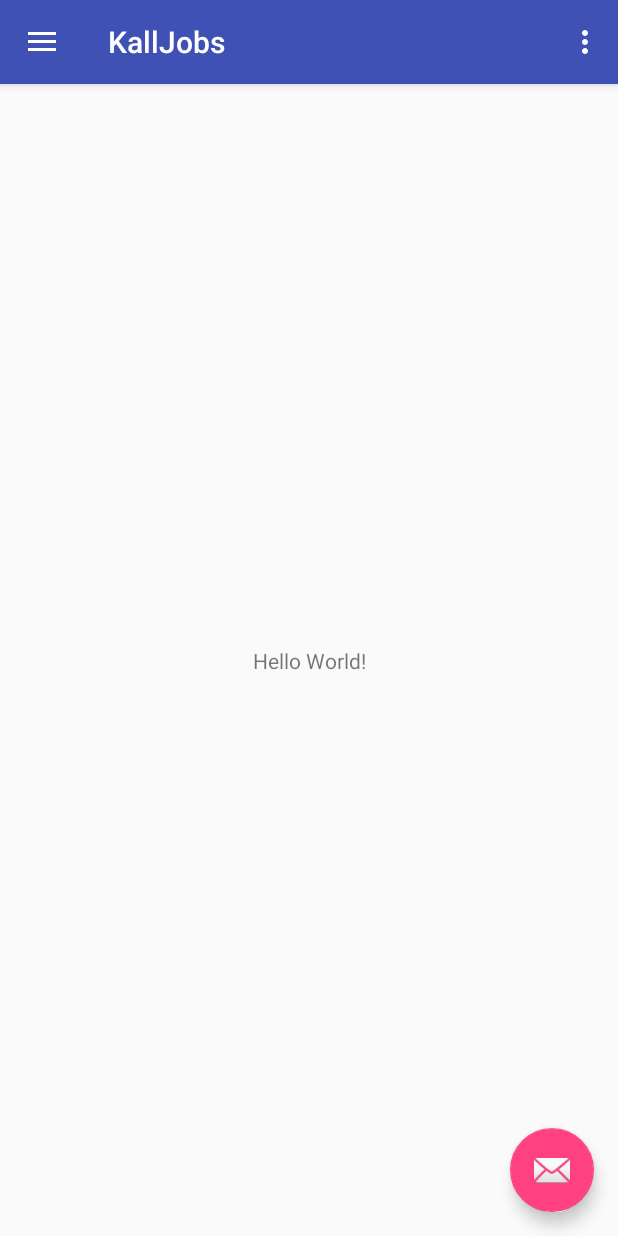
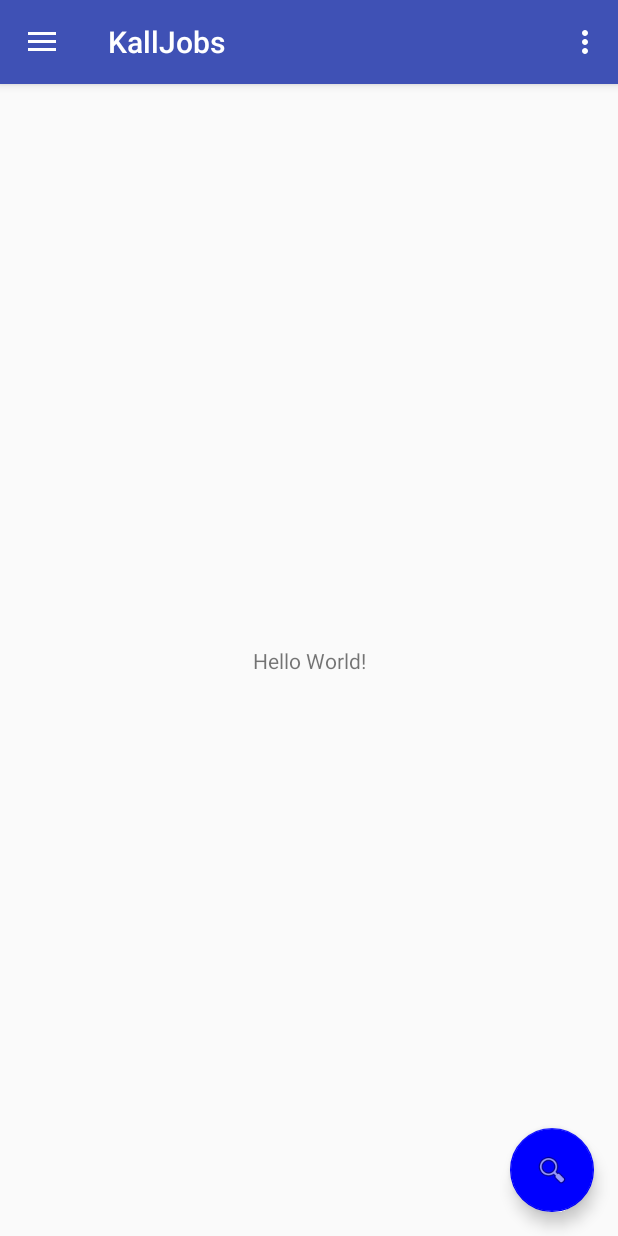
Before and after one commit to priyam1996/KallJobs, an Android app: the HomePage screen opened directly, with no data from a screen before it, on a phone screen of 412 x 824 dp. Run offline under Robolectric (Android 15) with nearby library versions, the phone set to English and light mode, and no system bars; 1 statement that could not run was skipped.

Commit message:
change float email to search

```diff
--- a/app/src/main/res/layout/app_bar_home_page.xml
+++ b/app/src/main/res/layout/app_bar_home_page.xml
@@ -28,6 +28,7 @@
         android:layout_height="wrap_content"
         android:layout_gravity="bottom|end"
         android:layout_margin="@dimen/fab_margin"
-        app:srcCompat="@android:drawable/ic_dialog_email" />
+        app:backgroundTint="#00f"
+        app:srcCompat="@android:drawable/ic_menu_search" />
 
 </android.support.design.widget.CoordinatorLayout>
```
